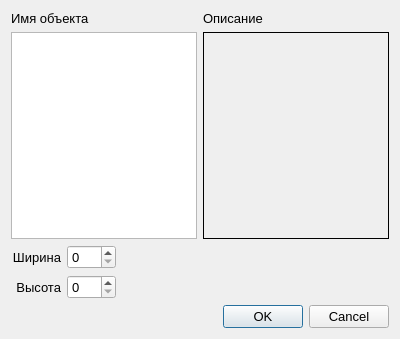
graf-abolmasov/PGraph, file RC/toppropertydialog.ui: the form before one commit.
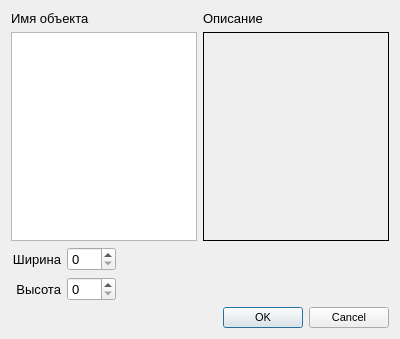
The form after the commit. Icons and pictures are not drawn.

What changed in the file:
```diff
--- a/RC/toppropertydialog.ui
+++ b/RC/toppropertydialog.ui
@@ -167,6 +167,11 @@
    </item>
    <item>
     <widget class="QDialogButtonBox" name="buttonBox">
+     <property name="font">
+      <font>
+       <pointsize>8</pointsize>
+      </font>
+     </property>
      <property name="orientation">
       <enum>Qt::Horizontal</enum>
      </property>
```
Left out of the diff: 16 changed lines with no effect on the pictures.
